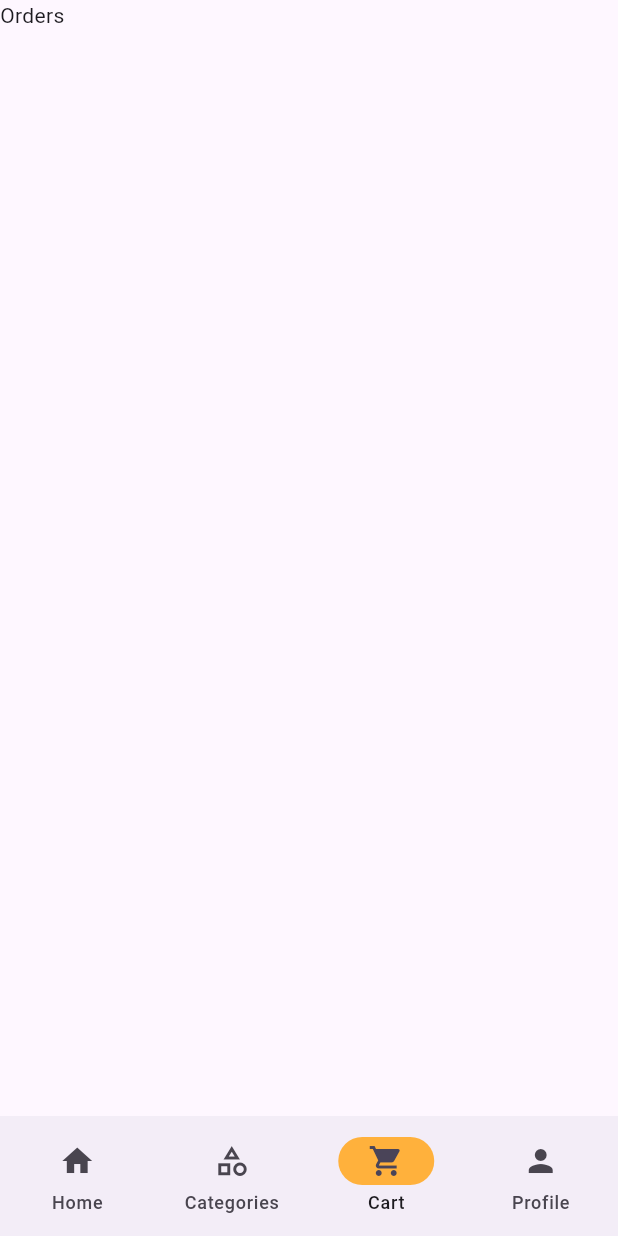
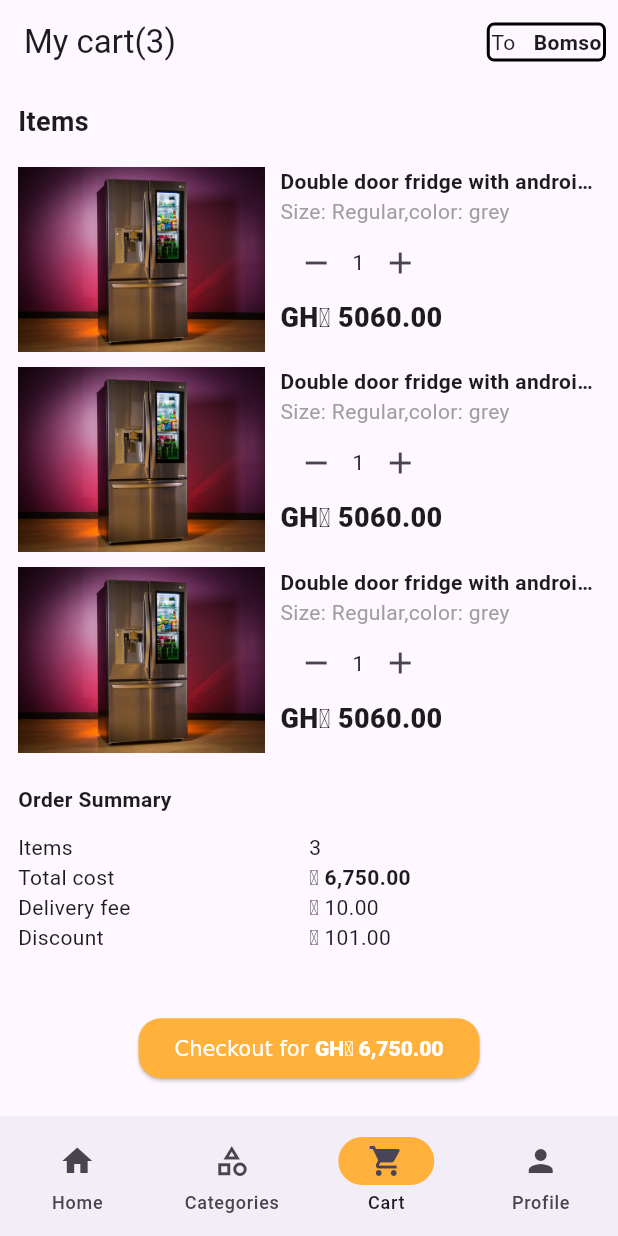
Before and after one commit to rans-rans/ai_store, a Flutter app: the screen it shows after launch, item 3 of the bottom bar chosen, on a phone screen of 412 x 824 dp. Run offline on Flutter 3.47's test engine with Material 3 defaults, Android fonts, the phone set to English and light mode, and no system bars; our stand-ins replace flutter_bloc.

Commit message:
added cart screen ui

```diff
--- a/lib/src/constants/strings.dart
+++ b/lib/src/constants/strings.dart
@@ -3,3 +3,5 @@ const onboardingBackgroundImage = "assets/images/on_boarding_image.jpg";
 const googleLogoImage = "assets/images/google_logo.png";
 const iphone15Image = "assets/images/iphone15_img.jpeg";
 const redDressImage = "assets/images/red_dress.jpg";
+const ps5PadImage = "assets/images/ps5_pad.png";
+const fridgeImage = "assets/images/fridge_image.jpg";
--- /dev/null
+++ b/lib/src/features/cart/presentation/screens/cart_screen.dart
@@ -0,0 +1,165 @@
+import 'package:flutter/material.dart';
+
+import '../../../../constants/numbers.dart';
+import '../widgets/cart_item_widget.dart';
+
+class CartScreen extends StatelessWidget {
+  const CartScreen({super.key});
+
+  @override
+  Widget build(BuildContext context) {
+    return Scaffold(
+      appBar: AppBar(
+        //TODO number of items should be here
+        title: const Text(
+          "My cart(3)",
+        ),
+        actions: [
+          //TODO the selected drop location is selected here
+          InkWell(
+            onTap: () {
+              //TODO show a list of drop locations in a dialog
+              showDialog(
+                context: context,
+                builder: (context) {
+                  return const AlertDialog(
+                    content: Column(),
+                  );
+                },
+              );
+            },
+            child: Padding(
+              padding: const EdgeInsets.all(8.0),
+              child: DecoratedBox(
+                decoration: BoxDecoration(
+                    borderRadius: BorderRadius.circular(5),
+                    border: Border.all(width: 2)),
+                child: const Padding(
+                  padding: EdgeInsets.all(3),
+                  child: Row(
+                    children: [
+                      Text("To"),
+                      SizedBox(width: smallSpacing),
+                      Text(
+                        "Bomso",
+                        style: TextStyle(
+                          fontWeight: mediumFontWeight,
+                        ),
+                      ),
+                    ],
+                  ),
+                ),
+              ),
+            ),
+          )
+        ],
+      ),
+      body: SingleChildScrollView(
+        primary: true,
+        child: Padding(
+          padding: const EdgeInsets.all(defaultPadding),
+          child: Column(
+            mainAxisSize: MainAxisSize.min,
+            crossAxisAlignment: CrossAxisAlignment.start,
+            children: [
+              const Text(
+                "Items",
+                style: TextStyle(
+                  fontSize: mediumFontSize,
+                  fontWeight: mediumFontWeight,
+                ),
+              ),
+              const SizedBox(
+                height: smallSpacing,
+              ),
+              //TODO list of cart-items come here
+              Flexible(
+                child: ListView.builder(
+                  itemCount: 3,
+                  primary: false,
+                  shrinkWrap: true,
+                  itemBuilder: (context, index) {
+                    return const CartItemWidget();
+                  },
+                ),
+              ),
+              const SizedBox(height: mediumSpacing),
+              const Text(
+                "Order Summary",
+                style: TextStyle(
+                  fontWeight: mediumFontWeight,
+                ),
+              ),
+              const SizedBox(height: smallSpacing),
+              //TODO put cart summary here
+              Table(
+                children: const [
+                  TableRow(
+                    children: [
+                      Text("Items"),
+                      Text("3"),
+                    ],
+                  ),
+                  TableRow(
+                    children: [
+                      Text("Total cost"),
+                      Text(
+                        "₵ 6,750.00",
+                        style: TextStyle(
+                          fontWeight: mediumFontWeight,
+                        ),
+                      ),
+                    ],
+                  ),
+                  TableRow(
+                    children: [
+                      Text("Delivery fee"),
+                      Text("₵ 10.00"),
+                    ],
+                  ),
+                  TableRow(
+                    children: [
+                      Text("Discount"),
+                      Text("₵ 101.00"),
+                    ],
+                  ),
+                ],
+              ),
+              const SizedBox(
+                height: mediumSpacing * 2.5,
+              ),
+              Align(
+                alignment: Alignment.center,
+                child: ElevatedButton(
+                  style: ElevatedButton.styleFrom(
+                    backgroundColor: Theme.of(context).primaryColor,
+                    shape: RoundedRectangleBorder(
+                        borderRadius: BorderRadius.circular(buttonBorderRadius)),
+                  ),
+                  onPressed: () {
+                    //TODO continue function for checkout
+                  },
+                  child: RichText(
+                    text: const TextSpan(
+                      children: [
+                        TextSpan(
+                          text: "Checkout for ",
+                        ),
+                        TextSpan(
+                          text: "GH₵ 6,750.00",
+                          style: TextStyle(
+                            fontWeight: boldestFontWeight,
+                          ),
+                        ),
+                      ],
+                    ),
+                  ),
+                ),
+              ),
+            ],
+          ),
+        ),
+      ),
+    );
+  }
+}
--- /dev/null
+++ b/lib/src/features/cart/presentation/widgets/cart_item_widget.dart
@@ -0,0 +1,72 @@
+import 'package:flutter/material.dart';
+
+import '../../../../constants/numbers.dart';
+import '../../../../constants/strings.dart';
+
+class CartItemWidget extends StatelessWidget {
+  const CartItemWidget({super.key});
+
+  @override
+  Widget build(BuildContext context) {
+    return Padding(
+      padding: const EdgeInsets.symmetric(vertical: 5.0),
+      child: Row(
+        crossAxisAlignment: CrossAxisAlignment.start,
+        children: [
+          //TODO cart-item image comes here
+          Image.asset(
+            fridgeImage,
+            width: MediaQuery.sizeOf(context).width * 0.4,
+            fit: BoxFit.cover,
+          ),
+          const SizedBox(width: smallFontSize),
+          Expanded(
+            child: Column(
+              crossAxisAlignment: CrossAxisAlignment.start,
+              children: [
+                const Text(
+                  "Double door fridge with android display, very efficient",
+                  maxLines: 1,
+                  style: TextStyle(
+                    overflow: TextOverflow.ellipsis,
+                    fontWeight: mediumFontWeight,
+                  ),
+                ),
+                //TODO cart-item variant comes here
+                const Text(
+                  "Size: Regular,color: grey",
+                  maxLines: 1,
+                  style: TextStyle(
+                    color: Colors.grey,
+                  ),
+                ),
+                Row(
+                  children: [
+                    IconButton(
+                      onPressed: () {},
+                      icon: const Icon(Icons.remove),
+                    ),
+                    //TODO cart-item quantity here
+                    const Text("1"),
+                    IconButton(
+                      onPressed: () {},
+                      icon: const Icon(Icons.add),
+                    ),
+                  ],
+                ),
+                //TODO cart-item price over here
+                const Text(
+                  "GH₵ 5060.00",
+                  style: TextStyle(
+                    fontSize: mediumFontSize,
+                    fontWeight: boldestFontWeight,
+                  ),
+                ),
+              ],
+            ),
+          )
+        ],
+      ),
+    );
+  }
+}
--- a/lib/src/features/home/presentation/screens/home_controller_screen.dart
+++ b/lib/src/features/home/presentation/screens/home_controller_screen.dart
@@ -1,6 +1,7 @@
 import 'package:flutter/material.dart';
 import 'package:flutter_bloc/flutter_bloc.dart' show BlocBuilder, ReadContext;
 
+import '../../../cart/presentation/screens/cart_screen.dart';
 import '../blocs/bottom_nav_cubit/bottom_navigation_cubit.dart';
 import 'categories_screen.dart';
 import 'home_screen.dart';
@@ -13,7 +14,7 @@ class HomeControllerScreen extends StatelessWidget {
     const screens = [
       HomeScreen(),
       CategoriesScreen(),
-      Text("Orders"),
+      CartScreen(),
       Text("Profile"),
     ];
     return BlocBuilder<BottomNavigationCubit, int>(
```
Also changed, not shown: assets/images/fridge_image.jpg (added), assets/images/ps5_pad.png (added).
